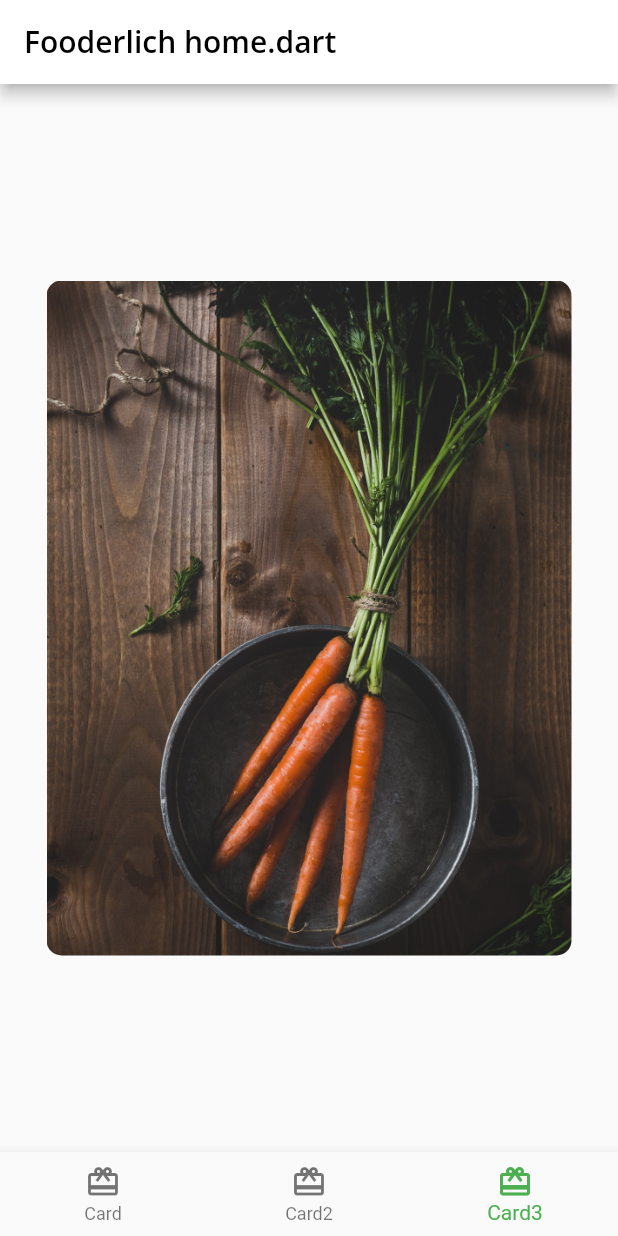
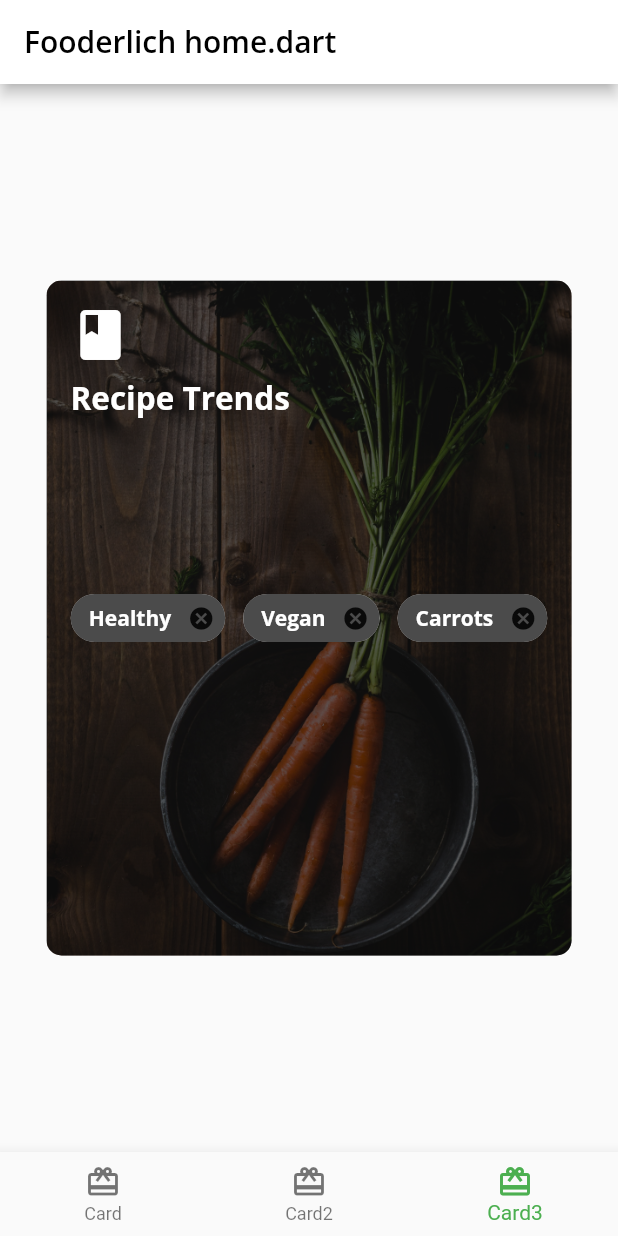
Before and after one commit to OscarAlmgren/apprentice_flutter, a Flutter app: the screen it shows after launch, item 3 of the bottom bar chosen, on a phone screen of 412 x 824 dp. Run offline on Flutter 3.47's test engine with Material 2 defaults, Android fonts, the phone set to English and light mode, and no system bars; our stand-ins replace google_fonts.

Commit message:
Add containers, stack, wraps and chips

```diff
--- a/lib/card3.dart
+++ b/lib/card3.dart
@@ -1,3 +1,4 @@
+import 'package:apprentice_flutter/fooderlich_theme.dart';
 import 'package:flutter/material.dart';
 
 class Card3 extends StatelessWidget {
@@ -21,10 +22,77 @@ class Card3 extends StatelessWidget {
           ),
         ),
         child: Stack(
-          children: const [
-            // TODO 5: add dark overlay BoxDecoration
-            // TODO 6: Add Container, Column, Icon and Text
-            // TODO 7: Add Center widget with Chip widget children
+          children: [
+            Container(
+              decoration: BoxDecoration(
+                color: Colors.black.withOpacity(0.6),
+                borderRadius: const BorderRadius.all(
+                  Radius.circular(10.0),
+                ),
+              ),
+            ),
+            Container(
+              padding: const EdgeInsets.all(16.0),
+              child: Column(
+                crossAxisAlignment: CrossAxisAlignment.start,
+                children: [
+                  const Icon(
+                    Icons.book,
+                    color: Colors.white,
+                    size: 40,
+                  ),
+                  const SizedBox(
+                    height: 8,
+                  ),
+                  Text(
+                    'Recipe Trends',
+                    style: FooderlichTheme.darkTextTheme.headline2,
+                  ),
+                  const SizedBox(
+                    height: 30,
+                  ),
+                ],
+              ),
+            ),
+            Center(
+              child: Wrap(
+                alignment: WrapAlignment.start,
+                spacing: 12.0,
+                runSpacing: 12.0,
+                children: [
+                  Chip(
+                    label: Text(
+                      'Healthy',
+                      style: FooderlichTheme.darkTextTheme.bodyText1,
+                    ),
+                    backgroundColor: Colors.black.withOpacity(0.7),
+                    onDeleted: () {
+                      print('delete');
+                    },
+                  ),
+                  Chip(
+                    label: Text(
+                      'Vegan',
+                      style: FooderlichTheme.darkTextTheme.bodyText1,
+                    ),
+                    backgroundColor: Colors.black.withOpacity(0.7),
+                    onDeleted: () {
+                      print('delete');
+                    },
+                  ),
+                  Chip(
+                    label: Text(
+                      'Carrots',
+                      style: FooderlichTheme.darkTextTheme.bodyText1,
+                    ),
+                    backgroundColor: Colors.black.withOpacity(0.7),
+                    onDeleted: () {
+                      print('delete');
+                    },
+                  )
+                ],
+              ),
+            ),
           ],
         ),
       ),
```
